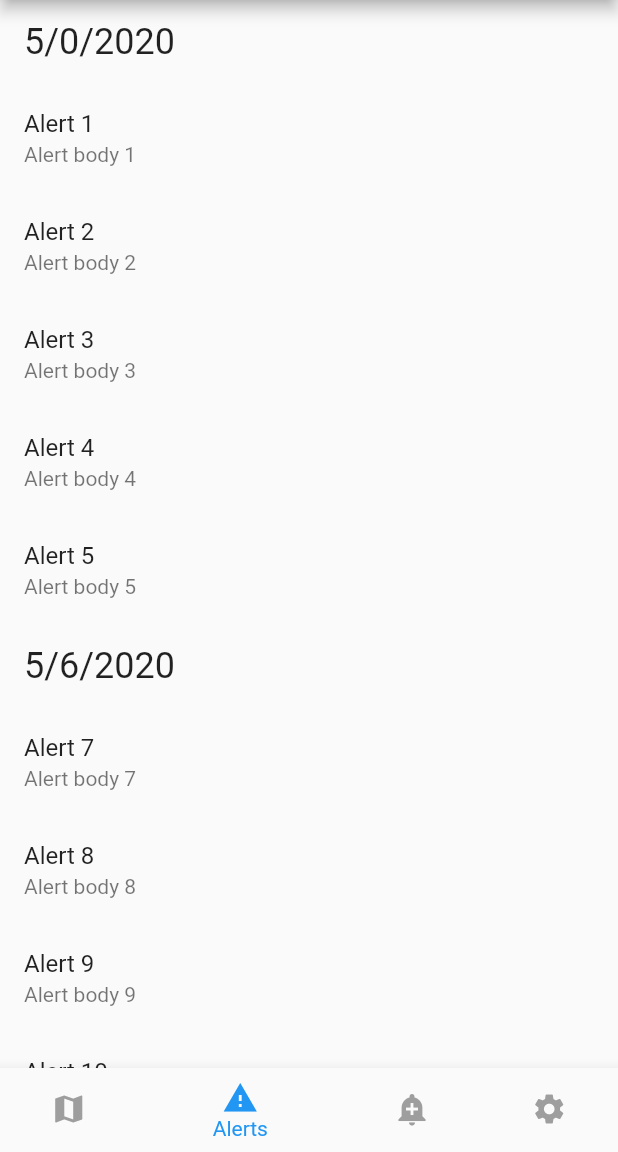
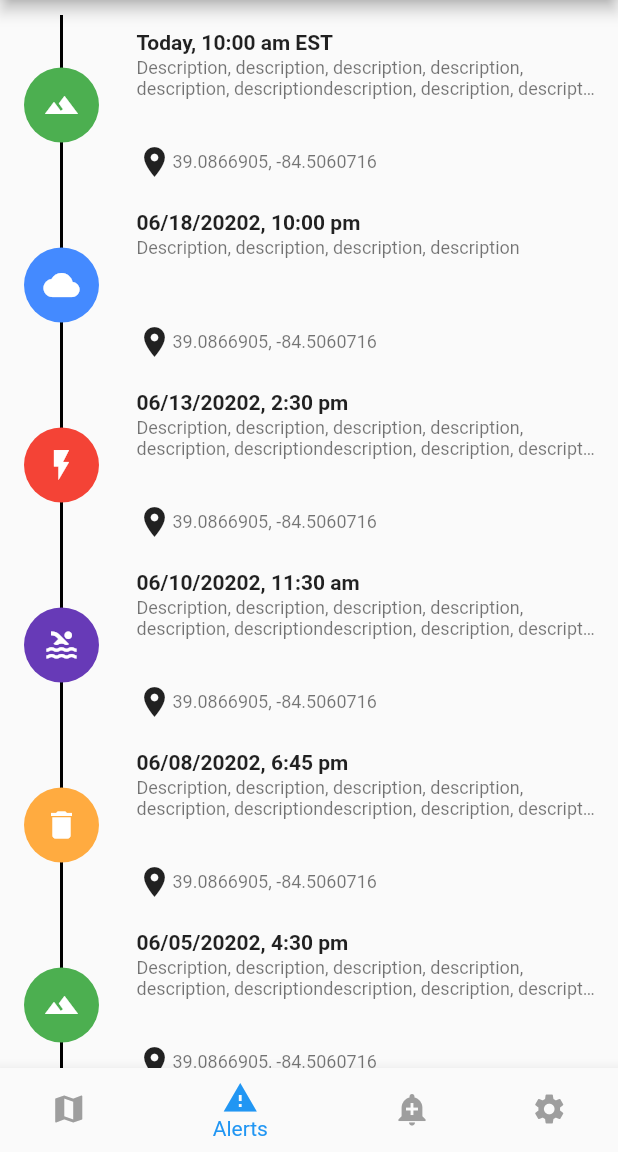
Before and after one commit to brewerc1/flutter-geospatial, a Flutter app: the screen it shows after launch, item 2 of the bottom bar chosen, on a phone screen of 412 x 824 dp, the part 84-1236 px from its top. Run offline on Flutter 3.47's test engine with Material 2 defaults, Android fonts, the phone set to English and light mode, and no system bars; our stand-ins replace google_maps_flutter.

Commit message:
UI update for alerts

```diff
--- a/lib/ui/alerts/alerts.dart
+++ b/lib/ui/alerts/alerts.dart
@@ -3,62 +3,247 @@ import 'package:flutter/foundation.dart';
 
 class AlertsScreen extends StatelessWidget {
 
-  final List<ListItem> items;
+  // final List<CustomAlertListItemFull> items;
 
-  AlertsScreen({Key key, @required this.items}) : super(key: key);
+  // AlertsScreen({Key key, @required this.items}) : super(key: key);
 
   @override
   Widget build(BuildContext context) {
-    return ListView.builder(
-          // Let the ListView know how many items it needs to build.
-          itemCount: items.length,
-          // Provide a builder function. This is where the magic happens.
-          // Convert each item into a widget based on the type of item it is.
-          itemBuilder: (context, index) {
-            final item = items[index];
-
-            return ListTile(
-              title: item.buildTitle(context),
-              subtitle: item.buildSubtitle(context),
-            );
-          },
-        );
+    return ListView(
+      padding: const EdgeInsets.all(10.0),
+      children: <Widget>[
+        CustomAlertListItemFull(
+          alertType: "one",
+          title: 'Today, 10:00 am EST',
+          subtitle:
+          'Description, description, description, description, description, description'
+              'description, description, description, description',
+          location: '39.0866905, -84.5060716',
+        ),
+        CustomAlertListItemFull(
+          alertType: "two",
+          title: "06/18/20202, 10:00 pm",
+          subtitle: 'Description, description, description, description',
+          location: '39.0866905, -84.5060716',
+        ),
+        CustomAlertListItemFull(
+          alertType: "three",
+          title: "06/13/20202, 2:30 pm",
+          subtitle:
+          'Description, description, description, description, description, description'
+              'description, description, description, description',
+          location: '39.0866905, -84.5060716',
+        ),
+        CustomAlertListItemFull(
+          alertType: "four",
+          title: "06/10/20202, 11:30 am",
+          subtitle:
+          'Description, description, description, description, description, description'
+              'description, description, description, description',
+          location: '39.0866905, -84.5060716',
+        ),
+        CustomAlertListItemFull(
+          alertType: "five",
+          title: "06/08/20202, 6:45 pm",
+          subtitle:
+          'Description, description, description, description, description, description'
+              'description, description, description, description',
+          location: '39.0866905, -84.5060716',
+        ),
+        CustomAlertListItemFull(
+          alertType: "one",
+          title: "06/05/20202, 4:30 pm",
+          subtitle:
+          'Description, description, description, description, description, description'
+              'description, description, description, description',
+          location: '39.0866905, -84.5060716',
+        ),
+      ],
+    );
   }
 }
 
-/// The base class for the different types of items the list can contain.
-abstract class ListItem {
-  /// The title line to show in a list item.
-  Widget buildTitle(BuildContext context);
+class _AlertDescription extends StatelessWidget {
+  _AlertDescription({
+    Key key,
+    this.title,
+    this.subtitle,
+    this.location,
+  }) : super(key: key);
 
-  /// The subtitle line, if any, to show in a list item.
-  Widget buildSubtitle(BuildContext context);
+  final String title;
+  final String subtitle;
+  final String location;
+
+  @override
+  Widget build(BuildContext context) {
+    return Column(
+      crossAxisAlignment: CrossAxisAlignment.start,
+      children: <Widget>[
+        Expanded(
+          flex: 1,
+          child: Column(
+            crossAxisAlignment: CrossAxisAlignment.start,
+            children: <Widget>[
+              Text(
+                '$title',
+                maxLines: 2,
+                overflow: TextOverflow.ellipsis,
+                style: const TextStyle(
+                  fontWeight: FontWeight.bold,
+                ),
+              ),
+              const Padding(padding: EdgeInsets.only(bottom: 2.0)),
+              Text(
+                '$subtitle',
+                maxLines: 2,
+                overflow: TextOverflow.ellipsis,
+                style: const TextStyle(
+                  fontSize: 12.0,
+                  color: Colors.black54,
+                ),
+              ),
+            ],
+          ),
+        ),
+        Expanded(
+          flex: 1,
+          child: Column(
+            crossAxisAlignment: CrossAxisAlignment.start,
+            mainAxisAlignment: MainAxisAlignment.end,
+            children: <Widget>[
+              Row(
+                children: <Widget>[
+                  Icon(Icons.location_on),
+                  Text(
+                    '$location',
+                    style: const TextStyle(
+                      fontSize: 12.0,
+                      color: Colors.black54,
+                    ),
+                  ),
+                ],
+              )
+            ],
+          ),
+        ),
+      ],
+    );
+  }
 }
 
-/// A ListItem that contains data to display a heading.
-class HeadingItem implements ListItem {
-  final String heading;
+class CustomAlertListItemFull extends StatelessWidget {
+  CustomAlertListItemFull({
+    Key key,
+    this.alertType,
+    this.title,
+    this.subtitle,
+    this.location,
+  }) : super(key: key);
 
-  HeadingItem(this.heading);
+  final String alertType;
+  final String title;
+  final String subtitle;
+  final String location;
 
-  Widget buildTitle(BuildContext context) {
-    return Text(
-      heading,
-      style: Theme.of(context).textTheme.headline5,
+  IconData _getIconData(String type) {
+    switch(type) {
+      case "one": {
+        return Icons.terrain;
+      }
+      case "two": {
+        return Icons.cloud;
+      }
+      case "three": {
+        return Icons.flash_on;
+      }
+      case "four": {
+        return Icons.pool;
+      }
+      default: {
+        return Icons.delete;
+      }
+    }
+  }
+
+  Color _getIconColor(String type) {
+    switch(type) {
+      case "one": {
+        return Colors.green;
+      }
+      case "two": {
+        return Colors.blueAccent;
+      }
+      case "three": {
+        return Colors.red;
+      }
+      case "four": {
+        return Colors.deepPurple;
+      }
+      default: {
+        return Colors.orangeAccent;
+      }
+    }
+  }
+
+  @override
+  Widget build(BuildContext context) {
+
+    Widget thumbnailImage = new Container(
+      height: 50,
+      width: 50,
+      child:
+      Icon(
+        _getIconData(alertType),
+        color: Colors.white,
+      ),
+      decoration: BoxDecoration(
+        color: _getIconColor(alertType),
+        shape: BoxShape.circle
+      ),
+    );
+
+    Widget iconView = Stack(
+      children: <Widget>[
+        Center(
+            child: Container(
+              width: 2,
+              height: double.maxFinite,
+              color: Colors.black,
+            )
+        ),
+        Center(
+          child: thumbnailImage,
+        )
+      ],
+    );
+
+    return Padding(
+      padding: const EdgeInsets.symmetric(horizontal: 1.0),
+      child: SizedBox(
+        height: 120,
+        child: Row(
+          crossAxisAlignment: CrossAxisAlignment.start,
+          children: <Widget>[
+             AspectRatio(
+                aspectRatio: 0.5,
+                child: iconView,
+              ),
+            Expanded(
+              child: Padding(
+                padding: const EdgeInsets.fromLTRB(20.0, 10.0, 2.0, 10.0),
+                child: _AlertDescription(
+                  title: title,
+                  subtitle: subtitle,
+                  location: location,
+                ),
+              ),
+            )
+          ],
+        ),
+      ),
     );
   }
-
-  Widget buildSubtitle(BuildContext context) => null;
 }
 
-/// A ListItem that contains data to display a message.
-class MessageItem implements ListItem {
-  final String sender;
-  final String body;
-
-  MessageItem(this.sender, this.body);
-
-  Widget buildTitle(BuildContext context) => Text(sender);
-
-  Widget buildSubtitle(BuildContext context) => Text(body);
-}
+// ...
--- a/lib/ui/home.dart
+++ b/lib/ui/home.dart
@@ -5,6 +5,8 @@ import 'package:jacobspears/ui/account/settings.dart';
 import 'package:jacobspears/ui/alerts/alerts.dart';
 import 'package:jacobspears/ui/map/map.dart';
 import 'package:jacobspears/ui/reports/reports.dart';
+
+import 'alerts/alerts.dart';
 
 class Home extends StatefulWidget {
   @override
@@ -27,13 +29,7 @@ class _HomeState extends State<Home> {
             "Description of Point C")
       ]
     ),
-    AlertsScreen(items: List<ListItem>.generate(
-      30,
-          (i) => i % 6 == 0
-          ? HeadingItem("5/$i/2020")
-          : MessageItem("Alert $i", "Alert body $i"),
-      ),
-    ),
+    AlertsScreen(),
     ReportScreen(Colors.green),
     SettingsScreen(Colors.red),
   ];
```
Also changed, not shown: lib/ui/alerts/singleAlert.dart (added).
